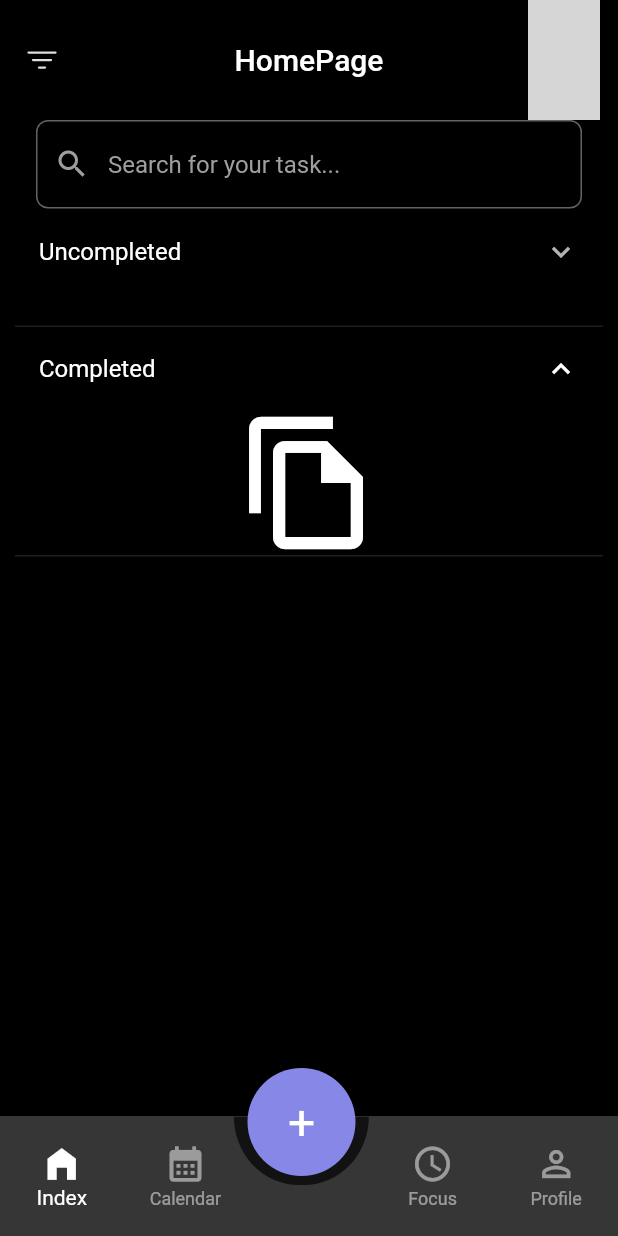
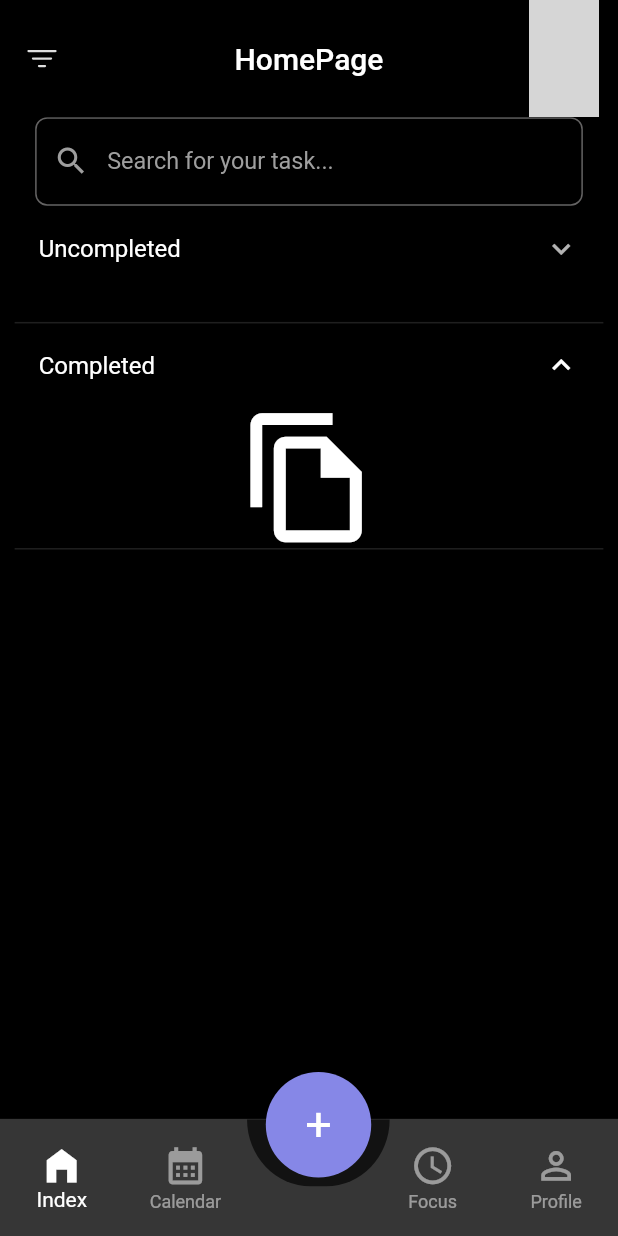
Before and after one commit to Abdumutalibovo/todo_app, a Flutter app: the screen it shows after launch, after a tap on "Uncompleted", on a phone screen of 412 x 824 dp. Run offline on Flutter 3.47's test engine with Material 2 defaults, Android fonts, the phone set to English and light mode, and no system bars; our stand-ins replace easy_localization, flutter_screenutil, flutter_svg, shared_preferences, shimmer, sqflite; accounts and stored records are empty; network calls fail; grey boxes are pictures that could not be loaded.

Commit message:
all devis were made

```diff
--- a/lib/main.dart
+++ b/lib/main.dart
@@ -1,15 +1,18 @@
 import 'package:easy_localization/easy_localization.dart';
 import 'package:flutter/material.dart';
+import 'package:flutter_screenutil/flutter_screenutil.dart';
 import 'package:provider/provider.dart';
 import 'package:todo_app/screens/main_page.dart';
+import 'package:todo_app/screens/splash_page.dart';
 import 'package:todo_app/service/storage_service.dart';
 import 'package:todo_app/theme_provider.dart';
 import 'package:todo_app/utils/themes.dart';
 
-void main() async{
+void main() async {
   WidgetsFlutterBinding.ensureInitialized();
   await EasyLocalization.ensureInitialized();
   StorageService.getInstance();
+  await ScreenUtil.ensureScreenSize();
   runApp(EasyLocalization(
       supportedLocales: [
         Locale('en', 'US'),
@@ -18,25 +21,34 @@ void main() async{
       ],
       path: 'assets/translations',
       child: MultiProvider(
-          providers: [
-            ChangeNotifierProvider(create: (_)=>ThemeProvider())
-          ],
+          providers: [ChangeNotifierProvider(create: (_) => ThemeProvider())],
           child: const MyApp())));
 }
+
 class MyApp extends StatelessWidget {
   const MyApp({Key? key}) : super(key: key);
 
   @override
   Widget build(BuildContext context) {
+    return ScreenUtilInit(
+      designSize: const Size(390, 844),
+      minTextAdapt: true,
+      splitScreenMode: true,
+      builder: (BuildContext context, Widget? child) {
         return MaterialApp(
           localizationsDelegates: context.localizationDelegates,
           supportedLocales: context.supportedLocales,
           locale: context.locale,
-      themeMode: context.watch<ThemeProvider>().getIsLight()? ThemeMode.dark:ThemeMode.light,
+          themeMode: context.watch<ThemeProvider>().getIsLight()
+              ? ThemeMode.dark
+              : ThemeMode.light,
           theme: MyStyles.themeData(
-          !context.watch<ThemeProvider>().getIsLight(),context),
-      home: MainPage(),
+              !context.watch<ThemeProvider>().getIsLight(), context),
+          home: child,
           debugShowCheckedModeBanner: false,
+        );
+      },
+      child: SplashPage(),
     );
   }
 }
--- a/lib/screens/home_page.dart
+++ b/lib/screens/home_page.dart
@@ -1,5 +1,6 @@
 import 'package:easy_localization/easy_localization.dart';
 import 'package:flutter/material.dart';
+import 'package:flutter_screenutil/flutter_screenutil.dart';
 import 'package:provider/provider.dart';
 import 'package:todo_app/utils/colors.dart';
 import '../database/local_database.dart';
@@ -33,17 +34,17 @@ class _HomePageState extends State<HomePage> {
           children: [
             searchTodoes(isLight),
             Padding(
-              padding: const EdgeInsets.only(left: 10,right: 10),
+              padding: const EdgeInsets.only(left: 10,right: 10).r,
               child: todayTodos(isLight),
             ),
-            const SizedBox(
-              height: 20,
+            SizedBox(
+              height: 20.h,
             ),
             Padding(
-              padding: const EdgeInsets.only(left: 10,right: 10),
+              padding: const EdgeInsets.only(left: 10,right: 10).r,
               child: completedTodos(isLight),
             ),
-            const SizedBox(height: 24,),
+             SizedBox(height: 24.h,),
           ],
         ),
       ),
@@ -52,7 +53,7 @@ class _HomePageState extends State<HomePage> {
 
   Widget searchTodoes(isLight){
     return  Padding(
-      padding:  const EdgeInsets.only(left: 24, right: 24),
+      padding:  const EdgeInsets.only(left: 24, right: 24).r,
       child: TextField(
         onChanged: (val){
           setState(() {
@@ -60,16 +61,16 @@ class _HomePageState extends State<HomePage> {
           });
         },
         style: const TextStyle(color: Colors.white),
-        decoration: const InputDecoration(
+        decoration:  InputDecoration(
           hintText: "Search for your task...",
-          prefixIcon: Icon(
+          prefixIcon: const Icon(
             Icons.search,
             color: Colors.grey,
           ),
           hintStyle: TextStyle(
               color: Colors.grey,
               fontWeight: FontWeight.w400,
-              fontSize: 16),
+              fontSize: 16.sp),
           filled: true,
           fillColor: Colors.black,
           enabledBorder: OutlineInputBorder(
@@ -78,7 +79,7 @@ class _HomePageState extends State<HomePage> {
                 color: Color.fromARGB(255, 100, 99, 99),
               )),
           focusedBorder: OutlineInputBorder(
-              borderRadius: BorderRadius.all(Radius.circular(8)),
+              borderRadius: BorderRadius.all(Radius.circular(8).r),
               borderSide: BorderSide(
                 color: Color.fromARGB(255, 100, 99, 99),
               )),
@@ -105,11 +106,11 @@ class _HomePageState extends State<HomePage> {
               if (snapshot.hasData) {
                 countOfUncompleted = snapshot.data!.length;
                 if (snapshot.data!.isEmpty) {
-                  return const Center(
+                  return  Center(
                       child: Icon(
                         Icons.file_copy_outlined,
                         color: Colors.white,
-                        size: 96,
+                        size: 96.r,
                       ));
                 }
                 return ListView.builder(
@@ -174,11 +175,11 @@ class _HomePageState extends State<HomePage> {
             if (snapshot.hasData) {
               countOfCompleted = snapshot.data!.length;
               if (snapshot.data!.isEmpty) {
-                return const Center(
+                return  Center(
                     child: Icon(
                       Icons.file_copy_outlined,
                       color: Colors.white,
-                      size: 96,
+                      size: 96.r,
                     ));
               }
               return ListView.builder(
--- a/lib/screens/main_page.dart
+++ b/lib/screens/main_page.dart
@@ -1,5 +1,6 @@
 import 'package:easy_localization/easy_localization.dart';
 import 'package:flutter/material.dart';
+import 'package:flutter_screenutil/flutter_screenutil.dart';
 import 'package:flutter_svg/svg.dart';
 import 'package:provider/provider.dart';
 import 'package:todo_app/screens/profile_page.dart';
@@ -66,7 +67,7 @@ class _MainPageState extends State<MainPage> {
         body: _pages[_selectedIndex],
         backgroundColor: isLight?Colors.white:Colors.black,
         appBar: AppBar(
-          toolbarHeight: 80,
+          toolbarHeight: 80.h,
           centerTitle: true,
           leading: IconButton(
             onPressed: () {
@@ -81,7 +82,7 @@ class _MainPageState extends State<MainPage> {
                         borderRadius: BorderRadius.only(
                           topLeft: Radius.circular(16),
                           topRight: Radius.circular(16),
-                        ),
+                        ).r,
                         color: MyColors.C_363636,
                       ),
                       child: Column(
@@ -94,24 +95,24 @@ class _MainPageState extends State<MainPage> {
                             textAlign: TextAlign.center,
                             style: TextStyle(
                                 color: Colors.white.withOpacity(0.87),
-                                fontSize: 20),
+                                fontSize: 20.sp),
                           ),
-                          SizedBox(height: 48),
+                          SizedBox(height: 48.h),
                           Row(
                             mainAxisAlignment: MainAxisAlignment.spaceBetween,
                             children: [
                               ElevatedButton(
                                 style: ElevatedButton.styleFrom(
-                                  minimumSize: const Size(150, 48),
+                                  minimumSize:  const Size(150, 48),
                                   backgroundColor: MyColors.C_363636,
                                   shadowColor: null,
                                   elevation: 0,
                                 ),
                                 onPressed: () {},
-                                child: const Text(
+                                child:  Text(
                                   "Cancel",
                                   style: TextStyle(
-                                      fontSize: 16, color: MyColors.C_8875FF),
+                                      fontSize: 16.sp, color: MyColors.C_8875FF),
                                 ),
                               ),
                               ElevatedButton(
@@ -120,9 +121,9 @@ class _MainPageState extends State<MainPage> {
                                   backgroundColor: MyColors.C_363636,
                                 ),
                                 onPressed: () {},
-                                child: const Text(
+                                child:  Text(
                                   "Use Password",
-                                  style: TextStyle(fontSize: 16),
+                                  style: TextStyle(fontSize: 16.sp),
                                 ),
                               ),
                             ],
@@ -138,34 +139,34 @@ class _MainPageState extends State<MainPage> {
           title: Text(titles[_selectedIndex],),
           actions: [
             ClipRRect(
-              borderRadius: BorderRadius.circular(50),
+              borderRadius: BorderRadius.circular(50).r,
               child: CircleAvatar(
-                radius: 24,
+                radius: 24.r,
                 backgroundImage: NetworkImage(
                   "https://i.pravatar.cc/300",
                 ),
               ),
             ),
-            SizedBox(width: 12),
+            SizedBox(width: 12.w),
           ],
         ),
         floatingActionButton: Stack(children: [
           Positioned(
-            bottom: 34,
-            left: 155.9,
+            bottom: 34.h,
+            left: 155.9.w,
             child: Container(
-              width: 90,
-              height: 45.5,
+              width: 90.w,
+              height: 45.5.h,
               decoration: BoxDecoration(
-                  color: Color(0xff121212),
-                  borderRadius: BorderRadius.only(
+                  color: const Color(0xff121212),
+                  borderRadius: const BorderRadius.only(
                       bottomLeft: Radius.elliptical(76, 80),
-                      bottomRight: Radius.elliptical(76, 80))),
+                      bottomRight: Radius.elliptical(76, 80)).r),
             ),
           ),
           Positioned(
-            bottom: 40,
-            left: 165,
+            bottom: 40.h,
+            left: 165.w,
             child: InkWell(
               onTap: () {
                 showModalBottomSheet(
@@ -183,8 +184,8 @@ class _MainPageState extends State<MainPage> {
                 );
               },
               child: Container(
-                  height: 72,
-                  width: 72,
+                  height: 72.h,
+                  width: 72.w,
                   decoration: BoxDecoration(
                     shape: BoxShape.circle,
                     color: MyColors.C_8687E7,
@@ -193,7 +194,7 @@ class _MainPageState extends State<MainPage> {
                     child: Text(
                       "+",
                       style: TextStyle(
-                          fontSize: 32,
+                          fontSize: 32.sp,
                           fontWeight: FontWeight.w400,
                           color: Colors.white),
                     ),
@@ -203,7 +204,7 @@ class _MainPageState extends State<MainPage> {
         ]),
         floatingActionButtonLocation: FloatingActionButtonLocation.centerDocked,
         bottomNavigationBar: SizedBox(
-          height: 80,
+          height: 80.h,
           child: BottomNavigationBar(
             currentIndex: _selectedIndex,
             onTap: (index) {
@@ -211,7 +212,7 @@ class _MainPageState extends State<MainPage> {
                 _selectedIndex = index;
               });
             },
-            iconSize: 28,
+            iconSize: 28.w,
             selectedItemColor: Colors.white,
             unselectedItemColor: Colors.white.withOpacity(0.50),
             backgroundColor: MyColors.C_363636,
--- a/lib/screens/splash_page.dart
+++ b/lib/screens/splash_page.dart
@@ -1,5 +1,7 @@
 import 'package:flutter/material.dart';
+import 'package:flutter_screenutil/flutter_screenutil.dart';
 import 'package:flutter_svg/flutter_svg.dart';
+import 'package:todo_app/screens/main_page.dart';
 import 'package:todo_app/screens/onboarding_page.dart';
 import 'package:todo_app/utils/images.dart';
 
@@ -11,15 +13,15 @@ class SplashPage extends StatefulWidget {
 }
 
 class _SplashPageState extends State<SplashPage> {
-
   void initState() {
     super.initState();
     onNextPage();
   }
 
-  onNextPage(){
-    Future.delayed(Duration(seconds: 3),(){
-      Navigator.pushReplacement(context, MaterialPageRoute(builder: (context)=>OnBoardingPage()));
+  onNextPage() {
+    Future.delayed(Duration(seconds: 3), () {
+      Navigator.pushReplacement(
+          context, MaterialPageRoute(builder: (context) => MainPage()));
     });
   }
 
@@ -30,13 +32,19 @@ class _SplashPageState extends State<SplashPage> {
       body: Column(
         mainAxisAlignment: MainAxisAlignment.center,
         crossAxisAlignment: CrossAxisAlignment.center,
-        children:[
+        children: [
           Container(
               width: double.infinity,
               child: SvgPicture.asset(MyImages.ic_accepted)),
-          SizedBox(height: 20,),
-          Text("UpTodo", style: TextStyle(fontSize: 40, color: Colors.white, fontWeight: FontWeight.w600),)
-        ] ,
+          SizedBox(
+            height: 20.h,
+          ),
+          Text(
+            "UpTodo",
+            style: TextStyle(
+                fontSize: 40.sp, color: Colors.white, fontWeight: FontWeight.w600),
+          )
+        ],
       ),
     );
   }
--- a/lib/screens/theme_mode_item.dart
+++ b/lib/screens/theme_mode_item.dart
@@ -1,4 +1,5 @@
 import 'package:flutter/material.dart';
+import 'package:flutter_screenutil/flutter_screenutil.dart';
 import 'package:provider/provider.dart';
 import '../service/storage_service.dart';
 import '../theme_provider.dart';
@@ -20,14 +21,14 @@ class _ThemeModeItemState extends State<ThemeModeItem> {
     return InkWell(
       onTap: () {},
       child: Container(
-        height: 48,
+        height: 48.h,
         child: Row(
           mainAxisAlignment: MainAxisAlignment.spaceBetween,
           children: [
             Row(
               children: [
                 Icon(Icons.light_mode),
-                SizedBox(width: 10),
+                SizedBox(width: 10.w),
                 Text("Ligth mode"),
               ],
             ),
--- a/lib/widgets/setting_item_widget.dart
+++ b/lib/widgets/setting_item_widget.dart
@@ -1,4 +1,5 @@
 import 'package:flutter/material.dart';
+import 'package:flutter_screenutil/flutter_screenutil.dart';
 
 class SettingItem extends StatelessWidget {
   IconData settingIcon;
@@ -17,14 +18,14 @@ class SettingItem extends StatelessWidget {
     return InkWell(
       onTap: onSettingTap,
       child: Container(
-        height: 48,
+        height: 48.h,
         child: Row(
           mainAxisAlignment: MainAxisAlignment.spaceBetween,
           children: [
             Row(
               children: [
                 Icon(settingIcon),
-                SizedBox(width: 10),
+                SizedBox(width: 10.w),
                 Text(settingTitle),
               ],
             ),
--- a/lib/widgets/task_item_shimmer.dart
+++ b/lib/widgets/task_item_shimmer.dart
@@ -1,4 +1,5 @@
 import 'package:flutter/material.dart';
+import 'package:flutter_screenutil/flutter_screenutil.dart';
 import 'package:shimmer/shimmer.dart';
 import '../utils/colors.dart';
 
@@ -9,20 +10,20 @@ class TaskItemShimmer extends StatelessWidget {
   @override
   Widget build(BuildContext context) {
     return Container(
-      padding: EdgeInsets.all(20),
-      margin: EdgeInsets.all(20),
+      padding: EdgeInsets.all(20).r,
+      margin: EdgeInsets.all(20).r,
       decoration: BoxDecoration(
-          color: MyColors.C_363636, borderRadius: BorderRadius.circular(10)),
+          color: MyColors.C_363636, borderRadius: BorderRadius.circular(10).r),
       child: Column(
         mainAxisAlignment: MainAxisAlignment.spaceBetween,
         crossAxisAlignment: CrossAxisAlignment.start,
         children: [
-          SizedBox(height: 12,),
+          SizedBox(height: 12.h,),
           Row(
             children: [
               Container(
-                height: 24,
-                width: 30,
+                height: 24.h,
+                width: 30.w,
                 child: Shimmer.fromColors(
                     child: Container(
                       decoration: BoxDecoration(
@@ -34,11 +35,11 @@ class TaskItemShimmer extends StatelessWidget {
                     highlightColor: Colors.grey[100]!),
               ),
               SizedBox(
-                width: 10,
+                width: 10.w,
               ),
               Container(
-                width: 50,
-                height: 10,
+                width: 50.w,
+                height: 10.h,
                 child: Shimmer.fromColors(
                     child: Container(
                       color: Colors.grey,
@@ -46,10 +47,10 @@ class TaskItemShimmer extends StatelessWidget {
                     baseColor: Colors.grey[400]!,
                     highlightColor: Colors.grey[100]!),
               ),
-              SizedBox(width: 180,),
+              SizedBox(width: 180.w,),
               Container(
-                height: 20,
-                width: 20,
+                height: 20.h,
+                width: 20.w,
                 child: Shimmer.fromColors(
                     child: Container(
                       color: Colors.grey,
@@ -59,13 +60,13 @@ class TaskItemShimmer extends StatelessWidget {
               ),
             ],
           ),
-          SizedBox(height: 24,),
+          SizedBox(height: 24.h,),
           Row(
             mainAxisAlignment: MainAxisAlignment.spaceBetween,
             children: [
               Container(
-                height: 14,
-                width: 120,
+                height: 14.h,
+                width: 120.w,
                 padding: EdgeInsets.only(left: 8),
                 child: Shimmer.fromColors(
                     child: Container(
@@ -77,8 +78,8 @@ class TaskItemShimmer extends StatelessWidget {
               Row(
                 children: [
                   Container(
-                    height: 30,
-                    width: 80,
+                    height: 30.h,
+                    width: 80.w,
                     child: Shimmer.fromColors(
                         child: Container(
                           decoration: BoxDecoration(
@@ -89,10 +90,10 @@ class TaskItemShimmer extends StatelessWidget {
                         baseColor: Colors.grey[400]!,
                         highlightColor: Colors.grey[100]!),
                   ),
-                  SizedBox(width: 12,),
+                  SizedBox(width: 12.w,),
                   Container(
-                    width: 42,
-                    height: 30,
+                    width: 42.w,
+                    height: 30.h,
                     child: Shimmer.fromColors(
                         child: Container(
                           decoration: BoxDecoration(
--- a/pubspec.yaml
+++ b/pubspec.yaml
@@ -43,6 +43,7 @@ dependencies:
   easy_localization: ^3.0.1
   provider: ^6.0.4
   shimmer: ^2.0.0
+  flutter_screenutil: ^5.6.0
 
 dev_dependencies:
   flutter_test:
```
Also changed, not shown: lib/screens/login_page.dart (+22 -21 lines), lib/screens/onboarding_page.dart (+17 -16 lines), lib/screens/profile_page.dart (+16 -15 lines), lib/screens/register_page.dart (+27 -26 lines), lib/screens/start_screen_page.dart (+13 -12 lines), lib/widgets/add_task_widget.dart (+32 -30 lines), lib/widgets/category_widget.dart (+16 -10 lines), lib/widgets/lists_widget.dart (+8 -7 lines), lib/widgets/my_button.dart (+9 -8 lines), lib/widgets/task_item.dart (+23 -22 lines), lib/widgets/textfield_widget.dart (+6 -5 lines), lib/widgets/update_task_widget.dart (+40 -36 lines), pubspec.lock. Lines whose indentation alone changed are shown as unchanged.
